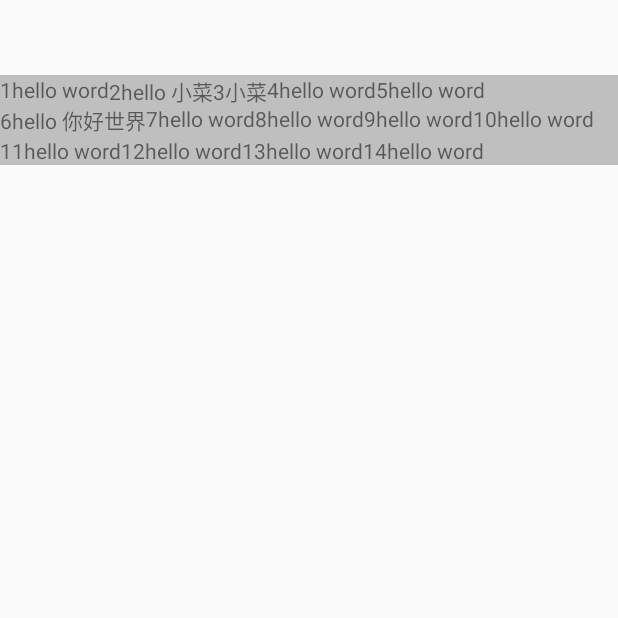
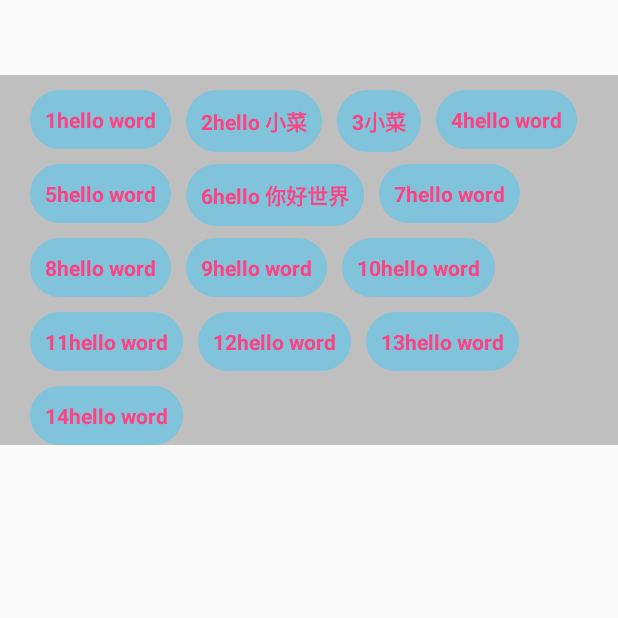
Before and after one commit to cairurui/XAndroid, an Android app: the TagLayoutActivity screen opened directly, with no data from a screen before it, on a phone screen of 412 x 824 dp, the top half of it. Run offline under Robolectric (Android 15) with nearby library versions, the phone set to English and light mode, and no system bars; libraries missing offline, so code that uses them is left out: com.alipay.euler, com.facebook.stetho.

Commit message:
TagLayout

```diff
--- a/app/src/main/java/com/charry/xandroid/ui/customview/TagLayout.java
+++ b/app/src/main/java/com/charry/xandroid/ui/customview/TagLayout.java
@@ -58,17 +58,17 @@ public class TagLayout extends ViewGroup {
 
             ViewGroup.MarginLayoutParams params = (MarginLayoutParams) view.getLayoutParams();
 
-            Log.d(TAG, "onMeasure: left + view.getMeasuredWidth()"+(left + view.getMeasuredWidth())+" text:"+(((TextView)view).getText()));
-            if (left + view.getMeasuredWidth() > width) {
+            Log.d(TAG, "onMeasure: left + view.getMeasuredWidth()" + (left + view.getMeasuredWidth()) + " text:" + (((TextView) view).getText()));
+            if (left + view.getMeasuredWidth() + params.leftMargin + params.rightMargin > width) {
                 // 需要换行
-                height += view.getMeasuredHeight();
-                left = getPaddingLeft() + view.getMeasuredWidth();
+                height += view.getMeasuredHeight() + params.topMargin + params.bottomMargin;
+                left = getPaddingLeft() + view.getMeasuredWidth() + params.leftMargin + params.rightMargin;
 
                 childViewList = new ArrayList<>();
                 mChildViews.add(childViewList);
             } else {
-                left += view.getMeasuredWidth();
-                maxHeight =view.getMeasuredHeight();
+                left += view.getMeasuredWidth() + params.leftMargin + params.rightMargin;
+                maxHeight = view.getMeasuredHeight() + params.topMargin + params.bottomMargin;
             }
 
             childViewList.add(view);
@@ -96,23 +96,25 @@ public class TagLayout extends ViewGroup {
 
         int top = getPaddingTop();
 
-        Log.d(TAG, "onLayout: top :"+top);
+        Log.d(TAG, "onLayout: top :" + top);
         for (List<View> childViewList : mChildViews) {
             int left = getPaddingLeft();
 
             for (View view : childViewList) {
 
-
-                int right = left + view.getMeasuredWidth();
-                int bottom = top + view.getMeasuredHeight();
+                ViewGroup.MarginLayoutParams params = (MarginLayoutParams) view.getLayoutParams();
+                left += params.leftMargin;
+                int childLeft = left + params.leftMargin;
+                int right = childLeft + view.getMeasuredWidth();
+                int bottom = top + params.topMargin + view.getMeasuredHeight();
 
 
-                Log.d(TAG, "onLayout: l:"+left+"    t:"+top+"   r:"+right+" b:"+bottom);
-                view.layout(left, top, right, bottom);
-                left += view.getMeasuredWidth();
+                Log.d(TAG, "onLayout: l:" + left + "    t:" + top + "   r:" + right + " b:" + bottom);
+                view.layout(childLeft, top + params.topMargin, right, bottom);
+                left += view.getMeasuredWidth() + params.rightMargin;
             }
-
-            top += childViewList.get(0).getMeasuredHeight();
+            ViewGroup.MarginLayoutParams params = (MarginLayoutParams) childViewList.get(0).getLayoutParams();
+            top += childViewList.get(0).getMeasuredHeight() + params.topMargin + params.bottomMargin;
         }
 
     }
--- /dev/null
+++ b/app/src/main/res/drawable/taglayout_textview_bg.xml
@@ -0,0 +1,8 @@
+<?xml version="1.0" encoding="utf-8"?>
+<shape xmlns:android="http://schemas.android.com/apk/res/android" android:shape="rectangle">
+
+    <corners android:radius="100dp"/>
+
+    <solid android:color="@color/app_primary_color"/>
+
+</shape>
--- a/app/src/main/res/layout/activity_tag_layout.xml
+++ b/app/src/main/res/layout/activity_tag_layout.xml
@@ -3,93 +3,106 @@
     xmlns:app="http://schemas.android.com/apk/res-auto"
     xmlns:tools="http://schemas.android.com/tools"
     android:layout_width="match_parent"
+    android:layout_height="match_parent"
     android:orientation="vertical"
-    android:layout_height="match_parent"
     tools:context="com.charry.xandroid.ui.customview.TagLayoutActivity">
 
 
     <View
         android:layout_width="match_parent"
-        android:layout_height="50dp"/>
+        android:layout_height="50dp" />
 
     <com.charry.xandroid.ui.customview.TagLayout
-        android:background="#66666666"
         android:layout_width="match_parent"
-        android:layout_height="wrap_content">
+        android:layout_height="wrap_content"
+        android:background="#66666666">
 
         <TextView
+            style="@style/Taglayout_style"
             android:layout_width="wrap_content"
-            android:text="1hello word"
-            android:layout_height="wrap_content" />
+            android:layout_height="wrap_content"
+            android:text="1hello word" />
 
         <TextView
+            style="@style/Taglayout_style"
             android:layout_width="wrap_content"
-            android:text="2hello 小菜"
-            android:layout_height="wrap_content" />
+            android:layout_height="wrap_content"
+            android:text="2hello 小菜" />
 
         <TextView
+            style="@style/Taglayout_style"
             android:layout_width="wrap_content"
-            android:text="3小菜"
-            android:layout_height="wrap_content" />
+            android:layout_height="wrap_content"
+            android:text="3小菜" />
 
         <TextView
+            style="@style/Taglayout_style"
             android:layout_width="wrap_content"
-            android:text="4hello word"
-            android:layout_height="wrap_content" />
+            android:layout_height="wrap_content"
+            android:text="4hello word" />
 
         <TextView
+            style="@style/Taglayout_style"
             android:layout_width="wrap_content"
-            android:text="5hello word"
-            android:layout_height="wrap_content" />
+            android:layout_height="wrap_content"
+            android:text="5hello word" />
 
         <TextView
+            style="@style/Taglayout_style"
             android:layout_width="wrap_content"
-            android:text="6hello 你好世界"
-            android:layout_height="wrap_content" />
+            android:layout_height="wrap_content"
+            android:text="6hello 你好世界" />
 
         <TextView
+            style="@style/Taglayout_style"
             android:layout_width="wrap_content"
-            android:text="7hello word"
-            android:layout_height="wrap_content" />
+            android:layout_height="wrap_content"
+            android:text="7hello word" />
 
         <TextView
+            style="@style/Taglayout_style"
             android:layout_width="wrap_content"
-            android:text="8hello word"
-            android:layout_height="wrap_content" />
+            android:layout_height="wrap_content"
+            android:text="8hello word" />
 
 
         <TextView
+            style="@style/Taglayout_style"
             android:layout_width="wrap_content"
-            android:text="9hello word"
-            android:layout_height="wrap_content" />
+            android:layout_height="wrap_content"
+            android:text="9hello word" />`
 
         <TextView
+            style="@style/Taglayout_style"
             android:layout_width="wrap_content"
-            android:text="10hello word"
-            android:layout_height="wrap_content" />
+            android:layout_height="wrap_content"
+            android:text="10hello word" />
 
 
         <TextView
+            style="@style/Taglayout_style"
             android:layout_width="wrap_content"
-            android:text="11hello word"
-            android:layout_height="wrap_content" />
+            android:layout_height="wrap_content"
+            android:text="11hello word" />
 
         <TextView
+            style="@style/Taglayout_style"
             android:layout_width="wrap_content"
-            android:text="12hello word"
-            android:layout_height="wrap_content" />
+            android:layout_height="wrap_content"
+            android:text="12hello word" />
 
 
         <TextView
+            style="@style/Taglayout_style"
             android:layout_width="wrap_content"
-            android:text="13hello word"
-            android:layout_height="wrap_content" />
+            android:layout_height="wrap_content"
+            android:text="13hello word" />
 
         <TextView
+            style="@style/Taglayout_style"
             android:layout_width="wrap_content"
-            android:text="14hello word"
-            android:layout_height="wrap_content" />
-
+            android:layout_height="wrap_content"
+            android:text="14hello word" />
 
 
     </com.charry.xandroid.ui.customview.TagLayout>
--- a/app/src/main/res/values/styles.xml
+++ b/app/src/main/res/values/styles.xml
@@ -43,4 +43,15 @@
         <!--//退出时的动画-->
     </style>
 
+    <style name="Taglayout_style">
+        <item name="android:background">@drawable/taglayout_textview_bg</item>
+        <item name="android:padding">10dp</item>
+        <item name="android:layout_marginLeft">10dp</item>
+        <item name="android:layout_marginTop">10dp</item>
+        <item name="android:textColor">@color/colorAccent</item>
+        <item name="android:textStyle">bold</item>
+
+        <!--<item name="android:layout_margin">10dp</item>-->
+    </style>
+
 </resources>
```
